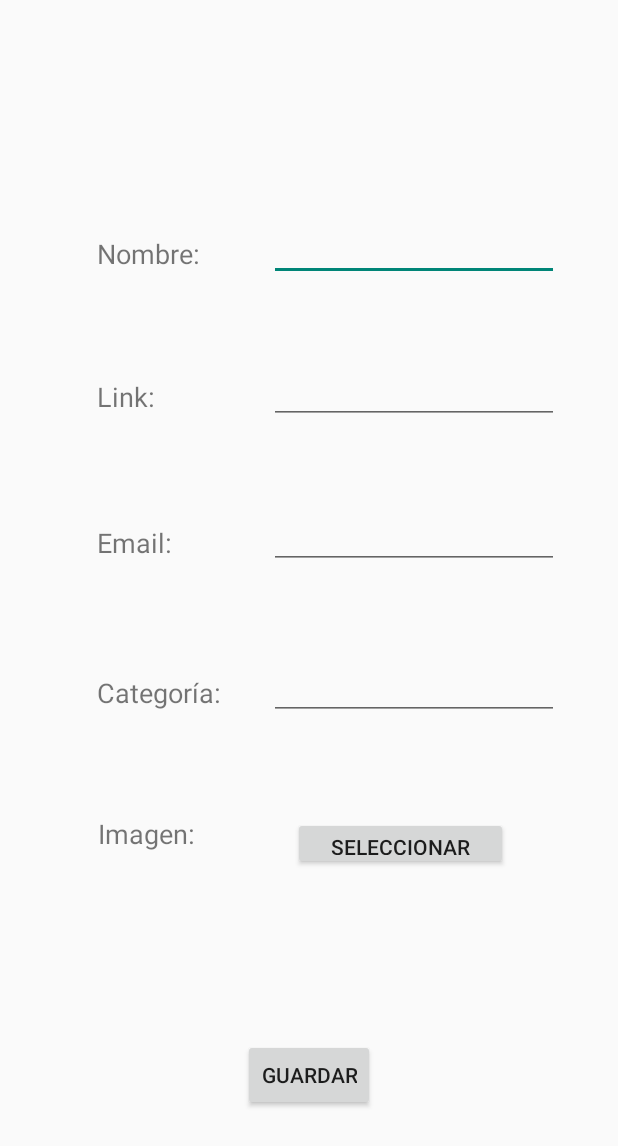
After one commit to userVictoraso/PMDM3, an Android app: the CrearRegistroActivity screen opened directly, with no data from a screen before it, on a phone screen of 412 x 824 dp. The commit adds this screen. Shown: the top 1146 px of the screen. Run offline under Robolectric (Android 15) with nearby library versions, the phone set to English and light mode, and no system bars.

Commit message:
Empezar ejercicio 3

```diff
--- a/app/src/main/AndroidManifest.xml
+++ b/app/src/main/AndroidManifest.xml
@@ -12,6 +12,7 @@
         android:roundIcon="@mipmap/ic_launcher_round"
         android:supportsRtl="true"
         android:theme="@style/Theme.Pareja_Ramirez_Victor_Datos">
+        <activity android:name=".Ejercicio3.Clases.CrearRegistroActivity"></activity>
         <!-- MAIN -->
         <activity android:name=".MainActivity">
             <intent-filter>
@@ -19,8 +20,7 @@
 
                 <category android:name="android.intent.category.LAUNCHER" />
             </intent-filter>
-        </activity>
-        <!-- EJERCICIO 1 -->
+        </activity> <!-- EJERCICIO 1 -->
         <activity android:name=".Ejercicio1.Opciones.ValueActivity" />
         <activity android:name=".Ejercicio1.Opciones.AboutActivity" />
         <activity android:name=".Ejercicio1.Opciones.ColorActivity" />
@@ -30,8 +30,7 @@
 
                 <category android:name="android.intent.category.LAUNCHER" />
             </intent-filter>
-        </activity>
-        <!-- EJERCICIO 2 -->
+        </activity> <!-- EJERCICIO 2 -->
         <activity android:name=".Ejercicio2.AlarmActivity.AlarmActivity" />
         <activity android:name=".Ejercicio2.MainActivity2">
             <intent-filter>
@@ -39,10 +38,8 @@
 
                 <category android:name="android.intent.category.LAUNCHER" />
             </intent-filter>
-        </activity>
-        <!-- EJERCICIO 3 -->
-        <activity android:name=".Ejercicio3.MainActivity3"></activity>
-
+        </activity> <!-- EJERCICIO 3 -->
+        <activity android:name=".Ejercicio3.MainActivity3" />
     </application>
 
 </manifest>
--- /dev/null
+++ b/app/src/main/java/com/example/pareja_ramirez_victor_datos/Ejercicio3/Clases/CrearRegistroActivity.java
@@ -0,0 +1,27 @@
+package com.example.pareja_ramirez_victor_datos.Ejercicio3.Clases;
+
+import androidx.appcompat.app.AppCompatActivity;
+
+import android.database.sqlite.SQLiteDatabase;
+import android.os.Bundle;
+import android.view.View;
+
+import com.example.pareja_ramirez_victor_datos.databinding.ActivityCrearRegistroBinding;
+import com.example.pareja_ramirez_victor_datos.databinding.ActivityMain3Binding;
+
+public class CrearRegistroActivity extends AppCompatActivity {
+    ActivityCrearRegistroBinding binding;
+    @Override
+    protected void onCreate(Bundle savedInstanceState) {
+        super.onCreate(savedInstanceState);
+        binding = ActivityCrearRegistroBinding.inflate(getLayoutInflater());
+        View view = binding.getRoot();
+        setContentView(view);
+    }
+
+    //DAR DE ALTA
+    public void registrar(View view) {
+        SQLite admin = new SQLite(this, "myDataBase", null, 1);
+        SQLiteDatabase db = admin.getWritableDatabase();
+    }
+}
--- /dev/null
+++ b/app/src/main/java/com/example/pareja_ramirez_victor_datos/Ejercicio3/Clases/SQLite.java
@@ -0,0 +1,23 @@
+package com.example.pareja_ramirez_victor_datos.Ejercicio3.Clases;
+import android.content.Context;
+import android.database.sqlite.SQLiteDatabase;
+import android.database.sqlite.SQLiteOpenHelper;
+
+import androidx.annotation.Nullable;
+
+public class SQLite extends SQLiteOpenHelper {
+
+    public SQLite(@Nullable Context context, @Nullable String name, @Nullable SQLiteDatabase.CursorFactory factory, int version) {
+        super(context, name, factory, version);
+    }
+
+    @Override
+    public void onCreate(SQLiteDatabase webDB) {
+        webDB.execSQL("create table web(nombre text, link text, email text, categoria text, imagen longblob)");
+    }
+
+    @Override
+    public void onUpgrade(SQLiteDatabase db, int oldVersion, int newVersion) {
+
+    }
+}
--- /dev/null
+++ b/app/src/main/java/com/example/pareja_ramirez_victor_datos/Ejercicio3/Clases/Web.java
@@ -0,0 +1,57 @@
+package com.example.pareja_ramirez_victor_datos.Ejercicio3.Clases;
+
+public class Web {
+    String nombre;
+    String link;
+    String email;
+    String categoria;
+    int imagen;
+
+    public Web(String nombre, String link, String email, String categoria, int imagen) {
+        this.nombre = nombre;
+        this.link = link;
+        this.email = email;
+        this.categoria = categoria;
+        this.imagen = imagen;
+    }
+
+    public String getNombre() {
+        return nombre;
+    }
+
+    public void setNombre(String nombre) {
+        this.nombre = nombre;
+    }
+
+    public String getLink() {
+        return link;
+    }
+
+    public void setLink(String link) {
+        this.link = link;
+    }
+
+    public String getEmail() {
+        return email;
+    }
+
+    public void setEmail(String email) {
+        this.email = email;
+    }
+
+    public String getCategoria() {
+        return categoria;
+    }
+
+    public void setCategoria(String categoria) {
+        this.categoria = categoria;
+    }
+
+    public int getImagen() {
+        return imagen;
+    }
+
+    public void setImagen(int imagen) {
+        this.imagen = imagen;
+    }
+}
--- a/app/src/main/java/com/example/pareja_ramirez_victor_datos/Ejercicio3/MainActivity3.java
+++ b/app/src/main/java/com/example/pareja_ramirez_victor_datos/Ejercicio3/MainActivity3.java
@@ -2,9 +2,11 @@ package com.example.pareja_ramirez_victor_datos.Ejercicio3;
 
 import androidx.appcompat.app.AppCompatActivity;
 
+import android.database.sqlite.SQLiteDatabase;
 import android.os.Bundle;
 import android.view.View;
 
+import com.example.pareja_ramirez_victor_datos.Ejercicio3.Clases.SQLite;
 import com.example.pareja_ramirez_victor_datos.databinding.ActivityMain3Binding;
 
 public class MainActivity3 extends AppCompatActivity {
@@ -15,6 +17,7 @@ public class MainActivity3 extends AppCompatActivity {
         binding = ActivityMain3Binding.inflate(getLayoutInflater());
         View view = binding.getRoot();
         setContentView(view);
+    }
 
-    }
+
 }
--- /dev/null
+++ b/app/src/main/res/layout/activity_crear_registro.xml
@@ -0,0 +1,148 @@
+<?xml version="1.0" encoding="utf-8"?>
+<androidx.constraintlayout.widget.ConstraintLayout xmlns:android="http://schemas.android.com/apk/res/android"
+    xmlns:app="http://schemas.android.com/apk/res-auto"
+    xmlns:tools="http://schemas.android.com/tools"
+    android:layout_width="match_parent"
+    android:layout_height="match_parent"
+    tools:context=".Ejercicio3.Clases.CrearRegistroActivity">
+
+    <TextView
+        android:id="@+id/textView2"
+        android:layout_width="wrap_content"
+        android:layout_height="wrap_content"
+        android:text="@string/textViewLink"
+        android:textSize="18sp"
+        app:layout_constraintBottom_toBottomOf="parent"
+        app:layout_constraintEnd_toEndOf="parent"
+        app:layout_constraintHorizontal_bias="0.173"
+        app:layout_constraintStart_toStartOf="parent"
+        app:layout_constraintTop_toTopOf="parent"
+        app:layout_constraintVertical_bias="0.315" />
+
+    <TextView
+        android:id="@+id/textView3"
+        android:layout_width="wrap_content"
+        android:layout_height="wrap_content"
+        android:text="@string/textViewEmail"
+        android:textSize="18sp"
+        app:layout_constraintBottom_toBottomOf="parent"
+        app:layout_constraintEnd_toEndOf="parent"
+        app:layout_constraintHorizontal_bias="0.178"
+        app:layout_constraintStart_toStartOf="parent"
+        app:layout_constraintTop_toTopOf="parent"
+        app:layout_constraintVertical_bias="0.437" />
+
+    <TextView
+        android:id="@+id/textView4"
+        android:layout_width="wrap_content"
+        android:layout_height="wrap_content"
+        android:text="@string/textViewName"
+        android:textSize="18sp"
+        app:layout_constraintBottom_toBottomOf="parent"
+        app:layout_constraintEnd_toEndOf="parent"
+        app:layout_constraintHorizontal_bias="0.188"
+        app:layout_constraintStart_toStartOf="parent"
+        app:layout_constraintTop_toTopOf="parent"
+        app:layout_constraintVertical_bias="0.196" />
+
+    <TextView
+        android:id="@+id/textView5"
+        android:layout_width="wrap_content"
+        android:layout_height="wrap_content"
+        android:text="@string/textViewCategory"
+        android:textSize="18sp"
+        app:layout_constraintBottom_toBottomOf="parent"
+        app:layout_constraintEnd_toEndOf="parent"
+        app:layout_constraintHorizontal_bias="0.196"
+        app:layout_constraintStart_toStartOf="parent"
+        app:layout_constraintTop_toTopOf="parent"
+        app:layout_constraintVertical_bias="0.562" />
+
+    <TextView
+        android:id="@+id/textView6"
+        android:layout_width="wrap_content"
+        android:layout_height="wrap_content"
+        android:text="@string/textViewImage"
+        android:textSize="18sp"
+        app:layout_constraintBottom_toBottomOf="parent"
+        app:layout_constraintEnd_toEndOf="parent"
+        app:layout_constraintHorizontal_bias="0.188"
+        app:layout_constraintStart_toStartOf="parent"
+        app:layout_constraintTop_toTopOf="parent"
+        app:layout_constraintVertical_bias="0.68" />
+
+    <EditText
+        android:id="@+id/editTextName"
+        android:layout_width="193dp"
+        android:layout_height="30dp"
+        android:ems="10"
+        android:inputType="textPersonName"
+        app:layout_constraintBottom_toBottomOf="parent"
+        app:layout_constraintEnd_toEndOf="parent"
+        app:layout_constraintHorizontal_bias="0.821"
+        app:layout_constraintStart_toStartOf="parent"
+        app:layout_constraintTop_toTopOf="parent"
+        app:layout_constraintVertical_bias="0.198" />
+
+    <EditText
+        android:id="@+id/editTextLink"
+        android:layout_width="193dp"
+        android:layout_height="30dp"
+        android:ems="10"
+        android:inputType="textPersonName"
+        app:layout_constraintBottom_toBottomOf="parent"
+        app:layout_constraintEnd_toEndOf="parent"
+        app:layout_constraintHorizontal_bias="0.821"
+        app:layout_constraintStart_toStartOf="parent"
+        app:layout_constraintTop_toTopOf="parent"
+        app:layout_constraintVertical_bias="0.318" />
+
+    <EditText
+        android:id="@+id/editTextEmail"
+        android:layout_width="193dp"
+        android:layout_height="30dp"
+        android:ems="10"
+        android:inputType="textPersonName"
+        app:layout_constraintBottom_toBottomOf="parent"
+        app:layout_constraintEnd_toEndOf="parent"
+        app:layout_constraintHorizontal_bias="0.821"
+        app:layout_constraintStart_toStartOf="parent"
+        app:layout_constraintTop_toTopOf="parent"
+        app:layout_constraintVertical_bias="0.44" />
+
+    <EditText
+        android:id="@+id/editTextCategory"
+        android:layout_width="193dp"
+        android:layout_height="30dp"
+        android:ems="10"
+        android:inputType="textPersonName"
+        app:layout_constraintBottom_toBottomOf="parent"
+        app:layout_constraintEnd_toEndOf="parent"
+        app:layout_constraintHorizontal_bias="0.821"
+        app:layout_constraintStart_toStartOf="parent"
+        app:layout_constraintTop_toTopOf="parent"
+        app:layout_constraintVertical_bias="0.567" />
+
+    <Button
+        android:id="@+id/buttonSelectImage"
+        android:layout_width="143dp"
+        android:layout_height="35dp"
+        android:text="@string/textViewSelectImage"
+        app:layout_constraintBottom_toBottomOf="parent"
+        app:layout_constraintEnd_toEndOf="parent"
+        app:layout_constraintHorizontal_bias="0.727"
+        app:layout_constraintStart_toStartOf="parent"
+        app:layout_constraintTop_toTopOf="parent"
+        app:layout_constraintVertical_bias="0.691" />
+
+    <Button
+        android:id="@+id/buttonSaveNewObject"
+        android:layout_width="wrap_content"
+        android:layout_height="wrap_content"
+        android:text="@string/buttonSave"
+        app:layout_constraintBottom_toBottomOf="parent"
+        app:layout_constraintEnd_toEndOf="parent"
+        app:layout_constraintStart_toStartOf="parent"
+        app:layout_constraintTop_toTopOf="parent"
+        app:layout_constraintVertical_bias="0.893" />
+</androidx.constraintlayout.widget.ConstraintLayout>
--- a/app/src/main/res/values/strings.xml
+++ b/app/src/main/res/values/strings.xml
@@ -9,6 +9,15 @@
     <string name="buttonClean">Borrar</string>
     <string name="buttonFinish">Finalizar</string>
     <string name="butttonBack">Volver</string>
+    <!-- EJERCICIO 3 STRINGS -->
+    <string name="textViewName">Nombre: </string>
+    <string name="textViewLink">Link: </string>
+    <string name="textViewEmail">Email: </string>
+    <string name="textViewCategory">Categoría: </string>
+    <string name="textViewImage">Imagen: </string>
+    <string name="textViewSelectImage">Seleccionar</string>
+
+
 
 
 </resources>
```
